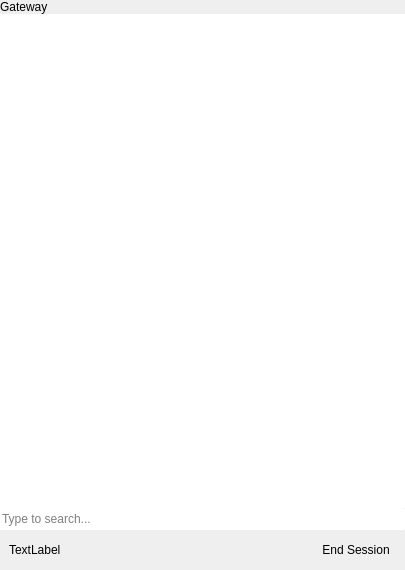
The window that desktop/gateway/maingatewaywidget.ui (theCheeseboard/thedesk) describes before a commit, drawn with Qt 5.
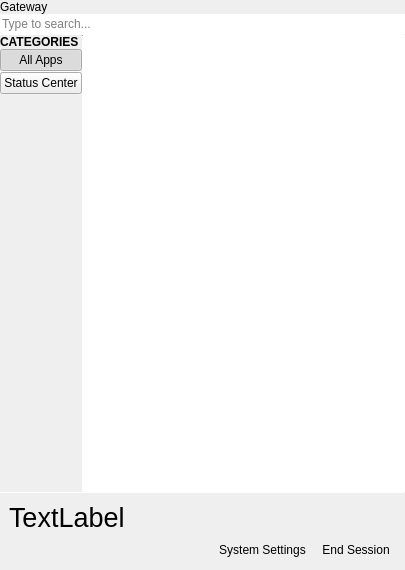
The same window after the commit. Icons and pictures are not drawn. Custom widgets are drawn as their Qt base class.

Diff of the .ui file:
```diff
--- a/desktop/gateway/maingatewaywidget.ui
+++ b/desktop/gateway/maingatewaywidget.ui
@@ -59,6 +59,170 @@
         </widget>
        </item>
        <item>
+        <widget class="QLineEdit" name="searchBox">
+         <property name="frame">
+          <bool>false</bool>
+         </property>
+         <property name="placeholderText">
+          <string>Type to search...</string>
+         </property>
+         <property name="clearButtonEnabled">
+          <bool>true</bool>
+         </property>
+        </widget>
+       </item>
+       <item>
+        <widget class="Line" name="line_2">
+         <property name="maximumSize">
+          <size>
+           <width>16777215</width>
+           <height>1</height>
+          </size>
+         </property>
+         <property name="orientation">
+          <enum>Qt::Horizontal</enum>
+         </property>
+        </widget>
+       </item>
+       <item>
+        <widget class="QWidget" name="searchResultsContainer" native="true">
+         <layout class="QVBoxLayout" name="verticalLayout_7">
+          <property name="spacing">
+           <number>0</number>
+          </property>
+          <property name="leftMargin">
+           <number>0</number>
+          </property>
+          <property name="topMargin">
+           <number>0</number>
+          </property>
+          <property name="rightMargin">
+           <number>0</number>
+          </property>
+          <property name="bottomMargin">
+           <number>0</number>
+          </property>
+          <item>
+           <widget class="QWidget" name="appContentsWidget" native="true">
+            <layout class="QHBoxLayout" name="horizontalLayout_3">
+             <property name="spacing">
+              <number>0</number>
+             </property>
+             <property name="leftMargin">
+              <number>0</number>
+             </property>
+             <property name="topMargin">
+              <number>0</number>
+             </property>
+             <property name="rightMargin">
+              <number>0</number>
+             </property>
+             <property name="bottomMargin">
+              <number>0</number>
+             </property>
+             <item>
+              <widget class="QWidget" name="leftPane" native="true">
+               <layout class="QVBoxLayout" name="verticalLayout_5">
+                <property name="spacing">
+                 <number>0</number>
+                </property>
+                <property name="leftMargin">
+                 <number>0</number>
+                </property>
+                <property name="topMargin">
+                 <number>0</number>
+                </property>
+                <property name="rightMargin">
+                 <number>0</number>
+                </property>
+                <property name="bottomMargin">
+                 <number>0</number>
+                </property>
+                <item>
+                 <widget class="QLabel" name="label_3">
+                  <property name="font">
+                   <font>
+                    <weight>75</weight>
+                    <bold>true</bold>
+                   </font>
+                  </property>
+                  <property name="text">
+                   <string>CATEGORIES</string>
+                  </property>
+                  <property name="margin">
+                   <number>9</number>
+                  </property>
+                 </widget>
+                </item>
+                <item>
+                 <widget class="QPushButton" name="allAppsButton">
+                  <property name="text">
+                   <string>All Apps</string>
+                  </property>
+                  <property name="checkable">
+                   <bool>true</bool>
+                  </property>
+                  <property name="checked">
+                   <bool>true</bool>
+                  </property>
+                  <property name="autoExclusive">
+                   <bool>true</bool>
+                  </property>
+                 </widget>
+                </item>
+                <item>
+                 <layout class="QVBoxLayout" name="categoriesLayout"/>
+                </item>
+                <item>
+                 <widget class="Line" name="line_4">
+                  <property name="maximumSize">
+                   <size>
+                    <width>16777215</width>
+                    <height>1</height>
+                   </size>
+                  </property>
+                  <property name="orientation">
+                   <enum>Qt::Horizontal</enum>
+                  </property>
+                 </widget>
+                </item>
+                <item>
+                 <widget class="QPushButton" name="statusCenterButton">
+                  <property name="text">
+                   <string>Status Center</string>
+                  </property>
+                 </widget>
+                </item>
+                <item>
+                 <spacer name="verticalSpacer_3">
+                  <property name="orientation">
+                   <enum>Qt::Vertical</enum>
+                  </property>
+                  <property name="sizeHint" stdset="0">
+                   <size>
+                    <width>20</width>
+                    <height>353</height>
+                   </size>
+                  </property>
+                 </spacer>
+                </item>
+               </layout>
+              </widget>
+             </item>
+             <item>
+              <widget class="Line" name="line_3">
+               <property name="maximumSize">
+                <size>
+                 <width>1</width>
+                 <height>16777215</height>
+                </size>
+               </property>
+               <property name="orientation">
+                <enum>Qt::Vertical</enum>
+               </property>
+              </widget>
+             </item>
+             <item>
         <widget class="tStackedWidget" name="gatewayTypeStack">
          <property name="currentIndex">
           <number>0</number>
@@ -166,30 +330,10 @@
          </widget>
         </widget>
        </item>
-       <item>
-        <widget class="Line" name="line_2">
-         <property name="maximumSize">
-          <size>
-           <width>16777215</width>
-           <height>1</height>
-          </size>
-         </property>
-         <property name="orientation">
-          <enum>Qt::Horizontal</enum>
-         </property>
-        </widget>
-       </item>
-       <item>
-        <widget class="QLineEdit" name="searchBox">
-         <property name="frame">
-          <bool>false</bool>
-         </property>
-         <property name="placeholderText">
-          <string>Type to search...</string>
-         </property>
-         <property name="clearButtonEnabled">
-          <bool>true</bool>
-         </property>
+            </layout>
+           </widget>
+          </item>
+         </layout>
         </widget>
        </item>
        <item>
@@ -207,7 +351,7 @@
        </item>
        <item>
         <widget class="QWidget" name="widget" native="true">
-         <layout class="QHBoxLayout" name="horizontalLayout">
+         <layout class="QVBoxLayout" name="verticalLayout_6">
           <item>
            <widget class="QLabel" name="usernameLabel">
             <property name="sizePolicy">
@@ -216,12 +360,45 @@
               <verstretch>0</verstretch>
              </sizepolicy>
             </property>
+            <property name="font">
+             <font>
+              <pointsize>20</pointsize>
+             </font>
+            </property>
             <property name="text">
              <string notr="true">TextLabel</string>
             </property>
            </widget>
           </item>
           <item>
+           <layout class="QHBoxLayout" name="horizontalLayout">
+            <item>
+             <spacer name="horizontalSpacer_3">
+              <property name="orientation">
+               <enum>Qt::Horizontal</enum>
+              </property>
+              <property name="sizeHint" stdset="0">
+               <size>
+                <width>40</width>
+                <height>20</height>
+               </size>
+              </property>
+             </spacer>
+            </item>
+            <item>
+             <widget class="QPushButton" name="systemSettingsButton">
+              <property name="text">
+               <string>System Settings</string>
+              </property>
+              <property name="icon">
+               <iconset theme="systemsettings"/>
+              </property>
+              <property name="flat">
+               <bool>true</bool>
+              </property>
+             </widget>
+            </item>
+            <item>
            <widget class="QPushButton" name="endSessionButton">
             <property name="focusPolicy">
              <enum>Qt::NoFocus</enum>
@@ -237,6 +414,8 @@
              <bool>true</bool>
             </property>
            </widget>
+            </item>
+           </layout>
           </item>
          </layout>
         </widget>
```
Left out of the diff: 2 changed lines with no effect on the pictures. Lines whose indentation alone changed are shown as unchanged.
